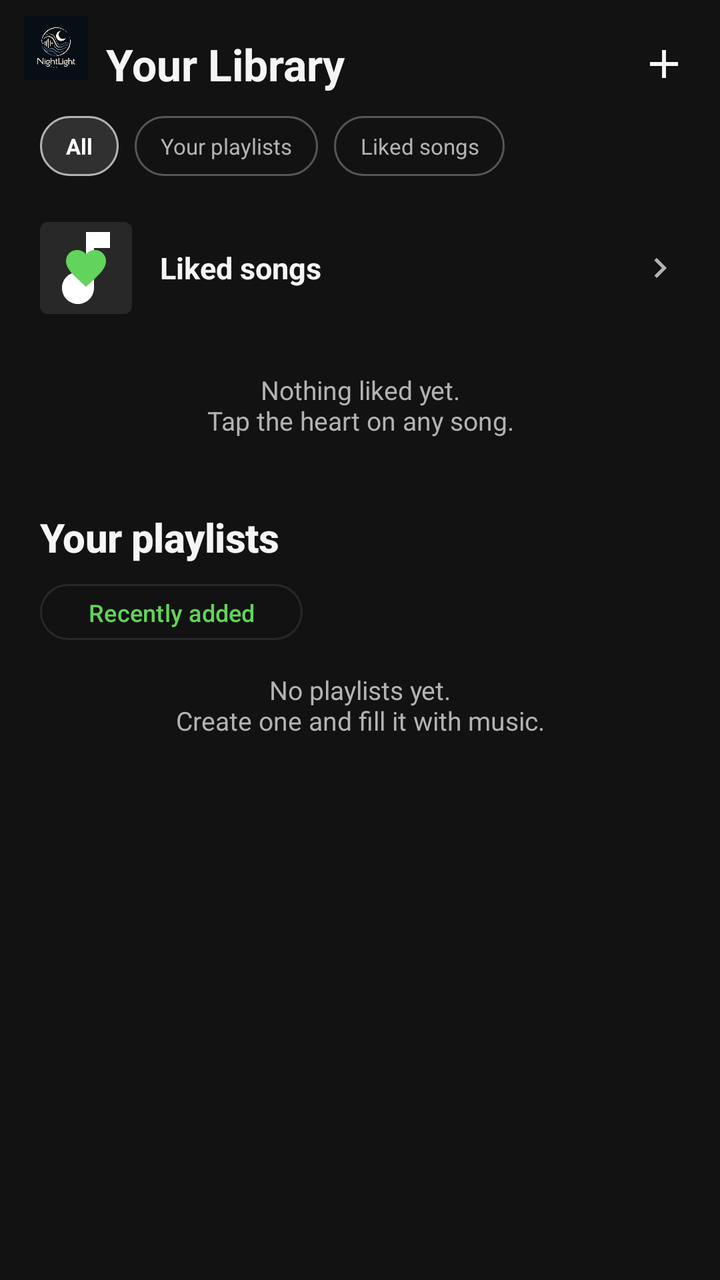
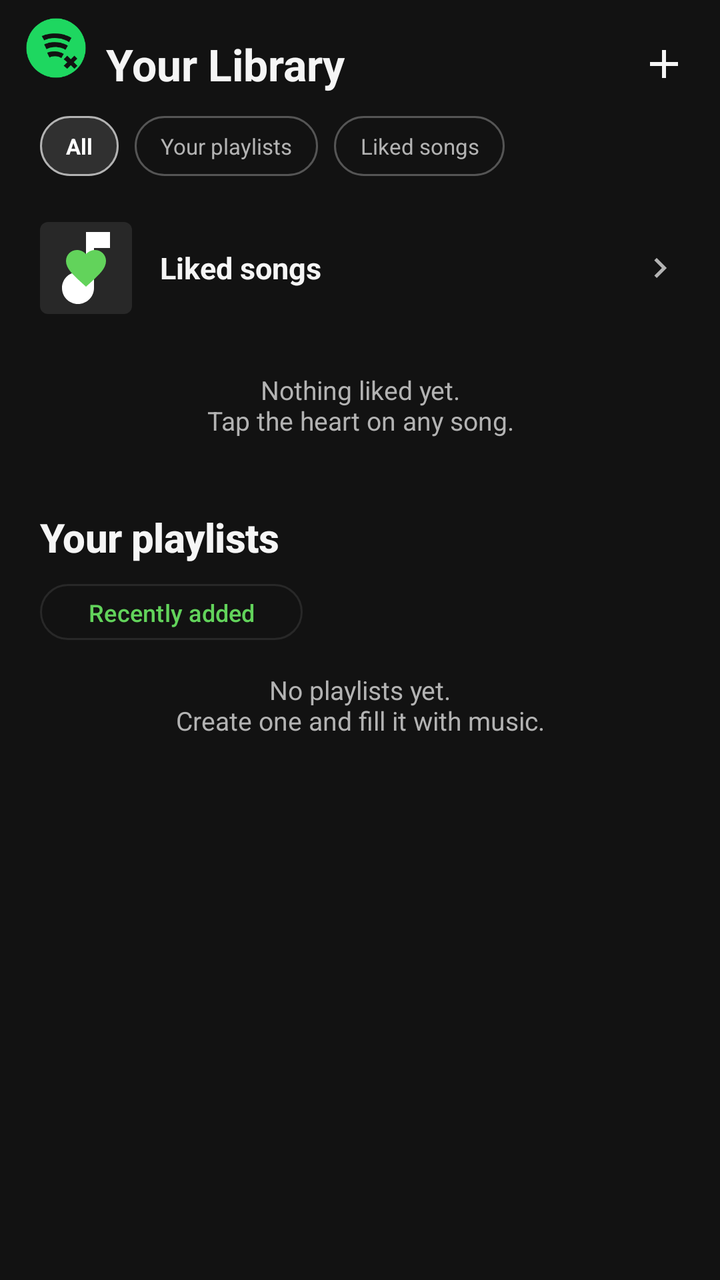

Before-and-after screenshots of an Android layout around one commit, followed by the original layout XML and the change that was made.
<!-- AndroidManifest.xml: application theme Theme.NightLight -->
<!-- res/layout/fragment_library.xml -->
<?xml version="1.0" encoding="utf-8"?>
<androidx.core.widget.NestedScrollView xmlns:android="http://schemas.android.com/apk/res/android"
    xmlns:app="http://schemas.android.com/apk/res-auto"
    android:id="@+id/library_scroll"
    android:layout_width="match_parent"
    android:layout_height="match_parent"
    android:background="@color/nightlight_navy_deep"
    android:fillViewport="true"
    android:scrollbars="none">

    <LinearLayout
        android:layout_width="match_parent"
        android:layout_height="wrap_content"
        android:orientation="vertical">

        <LinearLayout
            android:layout_width="match_parent"
            android:layout_height="wrap_content"
            android:gravity="center_vertical"
            android:orientation="horizontal">

            <ImageView
                android:id="@+id/library_avatar"
                android:layout_width="32dp"
                android:layout_height="32dp"
                android:layout_marginStart="12dp"
                android:contentDescription="@string/settings_account"
                android:scaleType="centerCrop"
                android:src="@drawable/nightlight_logo" />

            <TextView
                android:layout_width="0dp"
                android:layout_height="wrap_content"
                android:layout_weight="1"
                android:layout_marginStart="9dp"
                android:paddingTop="16dp"
                android:text="Your Library"
                android:textColor="@color/nightlight_cream"
                android:textSize="22sp"
                android:textStyle="bold" />

            <ImageButton
                android:id="@+id/library_import"
                android:layout_width="40dp"
                android:layout_height="40dp"
                android:layout_marginTop="8dp"
                android:layout_marginEnd="8dp"
                android:background="?attr/selectableItemBackgroundBorderless"
                android:contentDescription="Create playlist or import"
                android:padding="10dp"
                android:src="@drawable/ic_add"
                app:tint="@color/nightlight_cream" />
        </LinearLayout>

        <HorizontalScrollView
            android:layout_width="match_parent"
            android:layout_height="wrap_content"
            android:layout_marginTop="10dp"
            android:clipToPadding="false"
            android:paddingStart="@dimen/screen_padding"
            android:paddingEnd="@dimen/screen_padding"
            android:scrollbars="none">

            <LinearLayout
                android:layout_width="wrap_content"
                android:layout_height="wrap_content"
                android:orientation="horizontal">

                <TextView
                    android:id="@+id/library_filter_all"
                    android:layout_width="wrap_content"
                    android:layout_height="30dp"
                    android:background="@drawable/bg_library_filter_selected"
                    android:clickable="true"
                    android:focusable="true"
                    android:gravity="center"
                    android:paddingStart="13dp"
                    android:paddingEnd="13dp"
                    android:text="All"
                    android:textColor="@color/nightlight_ivory"
                    android:textSize="11sp"
                    android:textStyle="bold" />

                <TextView
                    android:id="@+id/library_filter_playlists"
                    android:layout_width="wrap_content"
                    android:layout_height="30dp"
                    android:layout_marginStart="8dp"
                    android:background="@drawable/bg_library_filter"
                    android:clickable="true"
                    android:focusable="true"
                    android:gravity="center"
                    android:paddingStart="13dp"
                    android:paddingEnd="13dp"
                    android:text="@string/section_your_playlists"
                    android:textColor="@color/nightlight_cream_dim"
                    android:textSize="11sp" />

                <TextView
                    android:id="@+id/library_filter_liked"
                    android:layout_width="wrap_content"
                    android:layout_height="30dp"
                    android:layout_marginStart="8dp"
                    android:background="@drawable/bg_library_filter"
                    android:clickable="true"
                    android:focusable="true"
                    android:gravity="center"
                    android:paddingStart="13dp"
                    android:paddingEnd="13dp"
                    android:text="@string/section_liked_songs"
                    android:textColor="@color/nightlight_cream_dim"
                    android:textSize="11sp" />
            </LinearLayout>
        </HorizontalScrollView>

        
        <LinearLayout
            android:id="@+id/library_liked_row"
            android:layout_width="match_parent"
            android:layout_height="64dp"
            android:layout_marginStart="@dimen/screen_padding"
            android:layout_marginTop="14dp"
            android:layout_marginEnd="@dimen/screen_padding"
            android:background="?attr/selectableItemBackground"
            android:gravity="center_vertical"
            android:orientation="horizontal">

            <ImageView
                android:layout_width="46dp"
                android:layout_height="46dp"
                android:background="@drawable/bg_artwork_placeholder"
                android:contentDescription="@string/section_liked_songs"
                android:padding="11dp"
                android:src="@drawable/ic_favorite"
                app:tint="@color/nightlight_gold" />

            <TextView
                android:layout_width="0dp"
                android:layout_height="wrap_content"
                android:layout_marginStart="14dp"
                android:layout_weight="1"
                android:text="@string/section_liked_songs"
                android:textColor="@color/nightlight_cream"
                android:textSize="@dimen/track_title"
                android:textStyle="bold" />

            <TextView
                android:id="@+id/library_liked_count"
                android:layout_width="wrap_content"
                android:layout_height="wrap_content"
                android:textColor="@color/nightlight_cream_dim"
                android:textSize="13sp" />

            <ImageView
                android:layout_width="20dp"
                android:layout_height="20dp"
                android:contentDescription="@string/action_more"
                android:src="@drawable/ic_chevron_right"
                app:tint="@color/nightlight_cream_dim" />
        </LinearLayout>

        <FrameLayout
            android:id="@+id/library_likes_container"
            android:layout_width="match_parent"
            android:layout_height="wrap_content">

            <androidx.recyclerview.widget.RecyclerView
                android:id="@+id/library_likes"
                android:layout_width="match_parent"
                android:layout_height="wrap_content"
                android:layout_marginTop="4dp"
                android:nestedScrollingEnabled="false"
                android:scrollbars="none" />

            <TextView
                android:id="@+id/library_likes_empty"
                android:layout_width="match_parent"
                android:layout_height="wrap_content"
                android:layout_marginStart="@dimen/screen_padding"
                android:layout_marginTop="8dp"
                android:layout_marginEnd="@dimen/screen_padding"
                android:gravity="center"
                android:paddingTop="12dp"
                android:paddingBottom="12dp"
                android:text="@string/empty_likes"
                android:textColor="@color/nightlight_cream_dim"
                android:textSize="13sp" />
        </FrameLayout>

        
        <LinearLayout
            android:id="@+id/library_playlists_header"
            android:layout_width="match_parent"
            android:layout_height="wrap_content"
            android:orientation="vertical"
            android:paddingStart="@dimen/screen_padding"
            android:paddingTop="24dp"
            android:paddingEnd="@dimen/screen_padding">

            <LinearLayout
                android:layout_width="match_parent"
                android:layout_height="wrap_content"
                android:gravity="center_vertical"
                android:orientation="horizontal">

                <TextView
                    android:layout_width="0dp"
                    android:layout_height="wrap_content"
                    android:layout_weight="1"
                    android:text="@string/section_your_playlists"
                    android:textAppearance="@style/NightLightSectionTitle" />

                <com.google.android.material.button.MaterialButton
                    android:id="@+id/library_new_playlist"
                    style="@style/Widget.Material3.Button.TonalButton"
                    android:layout_width="wrap_content"
                    android:layout_height="40dp"
                    android:text="@string/action_new_playlist"
                    android:visibility="gone" />
            </LinearLayout>

            <com.google.android.material.button.MaterialButton
                android:id="@+id/library_sort"
                style="@style/Widget.Material3.Button.OutlinedButton"
                android:layout_width="wrap_content"
                android:layout_height="36dp"
                android:layout_marginTop="6dp"
                android:minHeight="36dp"
                android:text="Recently added"
                android:textSize="12sp" />
        </LinearLayout>

        <FrameLayout
            android:id="@+id/library_playlists_container"
            android:layout_width="match_parent"
            android:layout_height="wrap_content">

            <androidx.recyclerview.widget.RecyclerView
                android:id="@+id/library_playlists"
                android:layout_width="match_parent"
                android:layout_height="wrap_content"
                android:layout_marginTop="6dp"
                android:nestedScrollingEnabled="false"
                android:scrollbars="none" />

            <TextView
                android:id="@+id/library_playlists_empty"
                android:layout_width="match_parent"
                android:layout_height="wrap_content"
                android:layout_marginStart="@dimen/screen_padding"
                android:layout_marginEnd="@dimen/screen_padding"
                android:gravity="center"
                android:paddingTop="12dp"
                android:paddingBottom="12dp"
                android:text="@string/empty_playlists"
                android:textColor="@color/nightlight_cream_dim"
                android:textSize="13sp" />
        </FrameLayout>

        <Space
            android:layout_width="match_parent"
            android:layout_height="24dp" />
    </LinearLayout>
</androidx.core.widget.NestedScrollView>
<!-- resources referenced by this layout -->
<resources>
  <color name="nightlight_cream">#F5F5F5</color>
  <color name="nightlight_cream_dim">#B3B3B3</color>
  <color name="nightlight_gold">#62D35B</color>
  <color name="nightlight_ivory">#FFFFFF</color>
  <color name="nightlight_navy_deep">#121212</color>
  <dimen name="screen_padding">20dp</dimen>
  <dimen name="track_title">15sp</dimen>
  <!-- drawable bg_library_filter (drawable) -->
  <?xml version="1.0" encoding="utf-8"?>
  <shape xmlns:android="http://schemas.android.com/apk/res/android" android:shape="rectangle">
      <solid android:color="#121212" />
      <stroke android:width="1dp" android:color="#555555" />
      <corners android:radius="18dp" />
  </shape>
  <!-- drawable bg_library_filter_selected (drawable) -->
  <?xml version="1.0" encoding="utf-8"?>
  <shape xmlns:android="http://schemas.android.com/apk/res/android" android:shape="rectangle">
      <solid android:color="#303030" />
      <stroke android:width="1dp" android:color="#B3B3B3" />
      <corners android:radius="18dp" />
  </shape>
  <!-- drawable ic_add (drawable) -->
  <vector xmlns:android="http://schemas.android.com/apk/res/android"
      android:width="24dp" android:height="24dp"
      android:viewportWidth="24" android:viewportHeight="24">
      <path android:fillColor="#FFFFFFFF" android:pathData="M19,13h-6v6h-2v-6L5,13v-2h6L11,5h2v6h6v2z" />
  </vector>
  <!-- drawable ic_chevron_right (drawable) -->
  <vector xmlns:android="http://schemas.android.com/apk/res/android"
      android:width="24dp" android:height="24dp"
      android:viewportWidth="24" android:viewportHeight="24">
      <path android:fillColor="#FFFFFFFF" android:pathData="M10,6L8.59,7.41 13.17,12l-4.58,4.59L10,18l6,-6z" />
  </vector>
  <!-- drawable nightlight_logo: png bitmap (drawable-nodpi, 263782 bytes) -->
  <string name="action_more">More options</string>
  <string name="action_new_playlist">New playlist</string>
  <string name="empty_likes">Nothing liked yet.\nTap the heart on any song.</string>
  <string name="empty_playlists">No playlists yet.\nCreate one and fill it with music.</string>
  <string name="section_liked_songs">Liked songs</string>
  <string name="section_your_playlists">Your playlists</string>
  <string name="settings_account">Account</string>
  <style name="NightLightSectionTitle" parent="TextAppearance.Material3.TitleMedium">
          <item name="android:textColor">@color/nightlight_cream</item>
          <item name="android:textStyle">bold</item>
          <item name="android:fontFamily">sans-serif</item>
          <item name="android:textSize">20sp</item>
          <item name="android:letterSpacing">-0.01</item>
      </style>
  <color name="nightlight_navy_soft">#282828</color>
  <!-- drawable ic_music_note (drawable) -->
  <vector xmlns:android="http://schemas.android.com/apk/res/android"
      android:width="24dp" android:height="24dp"
      android:viewportWidth="24" android:viewportHeight="24">
      <path android:fillColor="#FFFFFFFF" android:pathData="M12,3v10.55c-0.59,-0.34 -1.27,-0.55 -2,-0.55 -2.21,0 -4,1.79 -4,4s1.79,4 4,4 4,-1.79 4,-4L14,7h4L18,3h-6z" />
  </vector>
  <color name="nightlight_magenta">#62D35B</color>
  <color name="nightlight_navy">#181818</color>
  <color name="nightlight_navy_card">#202020</color>
  <color name="nightlight_error">#E76F51</color>
  <!-- unchanged entries left out for length: 3 -->
</resources>

<!-- the commit's change to res/layout/fragment_library.xml (unified diff, before → after) -->
@@ -26,7 +26,7 @@
                 android:layout_marginStart="12dp"
                 android:contentDescription="@string/settings_account"
                 android:scaleType="centerCrop"
-                android:src="@drawable/nightlight_logo" />
+                android:src="@drawable/spotx_logo" />
 
             <TextView
                 android:layout_width="0dp"
<!-- resource entries referenced after the edit -->
@@ -33,7 +33,18 @@
       android:viewportWidth="24" android:viewportHeight="24">
       <path android:fillColor="#FFFFFFFF" android:pathData="M10,6L8.59,7.41 13.17,12l-4.58,4.59L10,18l6,-6z" />
   </vector>
-  <!-- drawable nightlight_logo: png bitmap (drawable-nodpi, 263782 bytes) -->
+  <!-- drawable spotx_logo (drawable) -->
+  <vector xmlns:android="http://schemas.android.com/apk/res/android"
+      android:width="108dp"
+      android:height="108dp"
+      android:viewportWidth="108"
+      android:viewportHeight="108">
+      <path android:fillColor="#1ED760" android:pathData="M54,4A50,50 0,1 0,54 104A50,50 0,1 0,54 4" />
+      <path android:fillColor="#121212" android:pathData="M30,34C45,27 66,28 80,37L76,44C64,36 46,35 34,41Z" />
+      <path android:fillColor="#121212" android:pathData="M34,48C46,42 62,43 74,50L70,57C60,51 47,51 38,56Z" />
+      <path android:fillColor="#121212" android:pathData="M39,62C48,58 59,59 67,64L63,71C57,67 49,67 43,70Z" />
+      <path android:fillColor="#121212" android:pathData="M67,73L73,67L79,73L85,67L90,72L84,78L90,84L85,89L79,83L73,89L67,84L73,78Z" />
+  </vector>
   <string name="action_more">More options</string>
   <string name="action_new_playlist">New playlist</string>
   <string name="empty_likes">Nothing liked yet.\nTap the heart on any song.</string>
